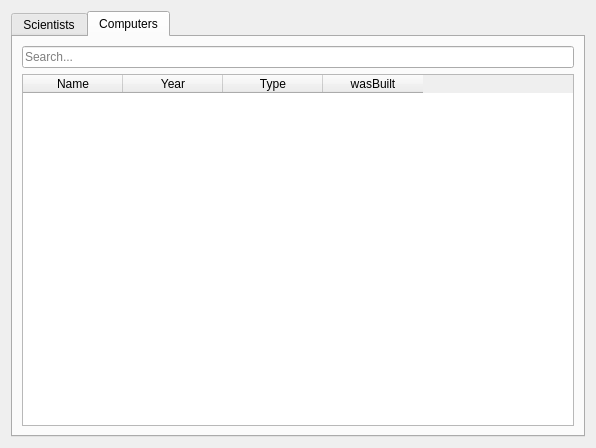
HelgiThomas/Verklegt31, file gui/list/listgui.ui: the form before one commit.
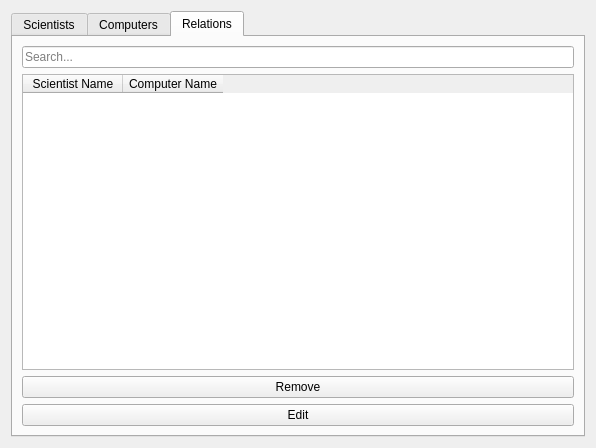
The form after the commit.

Commit message: list komid sma

The edit to the form file:
```diff
--- a/gui/list/listgui.ui
+++ b/gui/list/listgui.ui
@@ -17,7 +17,7 @@
    <item>
     <widget class="QTabWidget" name="Relations">
      <property name="currentIndex">
-      <number>1</number>
+      <number>2</number>
      </property>
      <widget class="QWidget" name="tab_1">
       <attribute name="title">
@@ -91,6 +91,62 @@
            <string>wasBuilt</string>
           </property>
          </column>
+        </widget>
+       </item>
+       <item>
+        <widget class="QPushButton" name="button_remove_computer">
+         <property name="text">
+          <string>Remove</string>
+         </property>
+        </widget>
+       </item>
+       <item>
+        <widget class="QPushButton" name="button_edit_computer">
+         <property name="text">
+          <string>Edit</string>
+         </property>
+        </widget>
+       </item>
+      </layout>
+     </widget>
+     <widget class="QWidget" name="tab">
+      <attribute name="title">
+       <string>Relations</string>
+      </attribute>
+      <layout class="QVBoxLayout" name="verticalLayout_3">
+       <item>
+        <widget class="QLineEdit" name="lineEdit">
+         <property name="placeholderText">
+          <string>Search...</string>
+         </property>
+        </widget>
+       </item>
+       <item>
+        <widget class="QTableWidget" name="table_relations">
+         <column>
+          <property name="text">
+           <string>Scientist Name</string>
+          </property>
+         </column>
+         <column>
+          <property name="text">
+           <string>Computer Name</string>
+          </property>
+         </column>
+        </widget>
+       </item>
+       <item>
+        <widget class="QPushButton" name="button_remove_relation">
+         <property name="text">
+          <string>Remove</string>
+         </property>
+        </widget>
+       </item>
+       <item>
+        <widget class="QPushButton" name="button_edit_relation">
+         <property name="text">
+          <string>Edit</string>
+         </property>
         </widget>
        </item>
       </layout>
```
Left out of the diff: 14 changed lines with no effect on the pictures. The commit also changes 2 other files.
